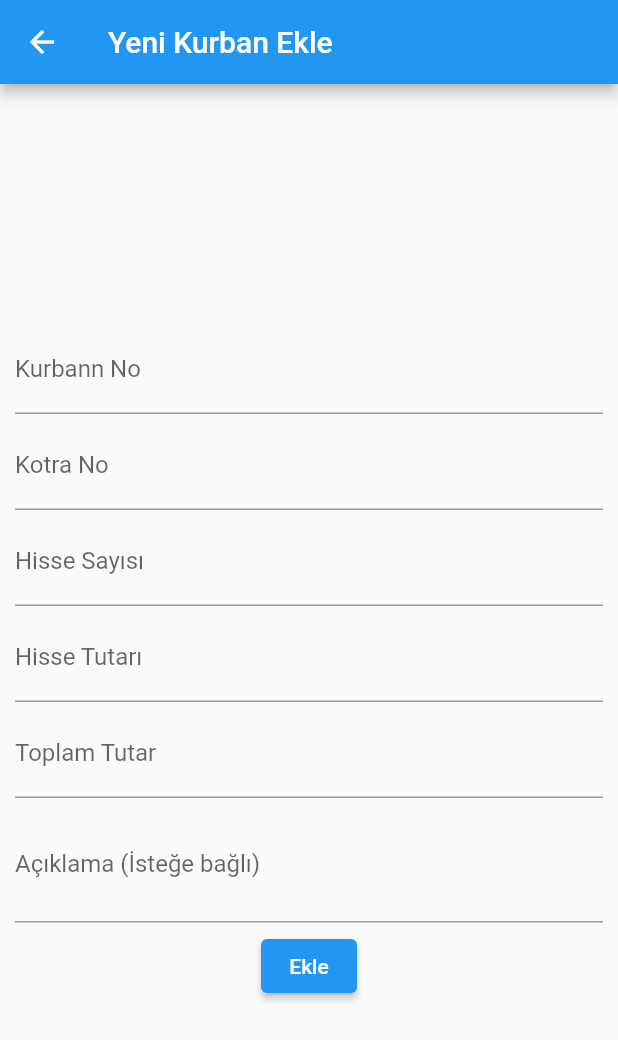
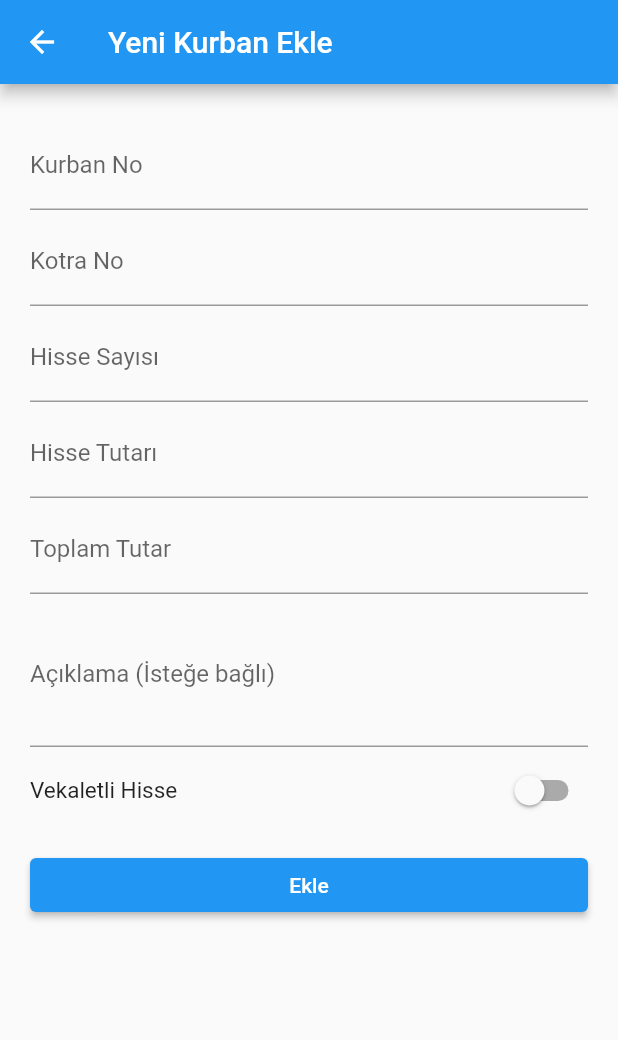
Before and after one commit to ahmettyildirim/gazi, a Flutter app: the AddKurban screen opened directly, on a phone screen of 412 x 824 dp. Shown: the top 1040 px of the screen. Run offline on Flutter 3.47's test engine with Material 2 defaults, Android fonts, the light colour scheme and no system bars; our stand-ins replace cloud_firestore, firebase_auth, firebase_core, firebase_database, mask_text_input_formatter; accounts and stored records are empty.

Commit message:
hisse sayfası güncelleme

```diff
--- a/lib/pages/add_kurban.dart
+++ b/lib/pages/add_kurban.dart
@@ -18,24 +18,29 @@ class _AddKurbanState extends State<AddKurban> {
   @override
   Widget build(BuildContext context) {
     var screenInfo = MediaQuery.of(context);
+    bool isVekalet = false;
     final screenWidth = screenInfo.size.width;
     final screenHeight = screenInfo.size.height;
+    return StatefulBuilder(builder: (context, setState){
     return Scaffold(
       appBar: AppBar(
         title: Text("Yeni Kurban Ekle"),
       ),
-      body: Center(
+      body: Container(
+        padding: EdgeInsets.only(top:20,left:10,right:10),
           child: SingleChildScrollView(
         child: Form(
           key: _formKey,
           child: Column(
+            mainAxisAlignment: MainAxisAlignment.start,
+            crossAxisAlignment: CrossAxisAlignment.stretch,
             children: [
               Padding(
                 padding: EdgeInsets.only(top: 5, left: 10, right: 10),
                 child: TextFormField(
                     keyboardType: TextInputType.number,
                     controller: _saleNoController,
-                    decoration: InputDecoration(labelText: 'Kurbann No')),
+                    decoration: InputDecoration(labelText: 'Kurban No')),
               ),
               Padding(
                 padding: EdgeInsets.only(top: 5, left: 10, right: 10),
@@ -74,13 +79,35 @@ class _AddKurbanState extends State<AddKurban> {
                   keyboardType: TextInputType.multiline,
                   controller: _aciklamaController,
                   maxLines: null,
-                  minLines: 2,
+                  minLines: 3,
                   decoration:
                       InputDecoration(labelText: 'Açıklama (İsteğe bağlı)'),
                 ),
               ),
               Padding(
-                  padding: EdgeInsets.only(top: 5, left: 10, right: 10),
+                padding: EdgeInsets.only(top: 5, left: 10, right: 10),
+                child:
+              Row(
+                mainAxisAlignment: MainAxisAlignment.spaceBetween,
+                children: [
+                  Text("Vekaletli Hisse",
+                      style: TextStyle(fontSize: 15),
+                      textAlign: TextAlign.center),
+                  Switch(
+                    value: isVekalet,
+                    onChanged: (value) {
+                      setState(() {
+                        isVekalet = value;
+                      });
+                    },
+                    activeTrackColor: Colors.lightBlueAccent,
+                    activeColor: Colors.blueAccent,
+                  ),
+                ],
+              )
+              ),
+              Padding(
+                  padding: EdgeInsets.only(top: 15, left: 10, right: 10),
                   child: ElevatedButton(
                       onPressed: addKurban, child: Text("Ekle"))),
             ],
@@ -88,6 +115,8 @@ class _AddKurbanState extends State<AddKurban> {
         ),
       )),
     );
+    });
+
   }
 
   Future<void> addKurban() async {
--- a/lib/pages/kurbanlar.dart
+++ b/lib/pages/kurbanlar.dart
@@ -138,13 +138,13 @@ class _KurbanPageState extends State<KurbanPage> {
                       var hisseKurban = HisseKurbanModel.fromJson(
                           kurbanValues[index].data(),
                           id: kurbanValues[index].id);
-                      return Dismissible(
-                        key: ObjectKey(hisseKurban),
-                        child: GestureDetector(
+                      return GestureDetector(
                         onTap: () {
+                          if (widget.onHisseSelected == null) {
                             widget.onHisseSelected!(hisseKurban);
                             print("Kurban Selected");
                             Navigator.pop(context);
+                          }
                         },
                         child: Card(
                           child: ListTile(
@@ -156,7 +156,6 @@ class _KurbanPageState extends State<KurbanPage> {
                                 hisseKurban.kurbanNo.toString(),
                                 style: TextStyle(fontSize: 30),
                               )),
-                          ),
                         ),
                       );
                     },
```
Lines whose indentation alone changed are shown as unchanged.
